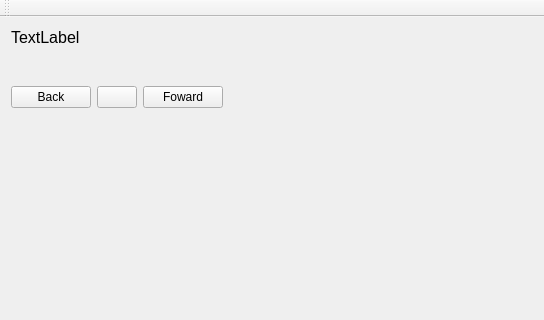
This is interfaz/mainwindow.ui in Ramaora/TPO as Qt 5 draws it before an edit; both pictures show x 0 to 544 and y 0 to 320 of the 813 by 478 pixel window. The edited form follows.
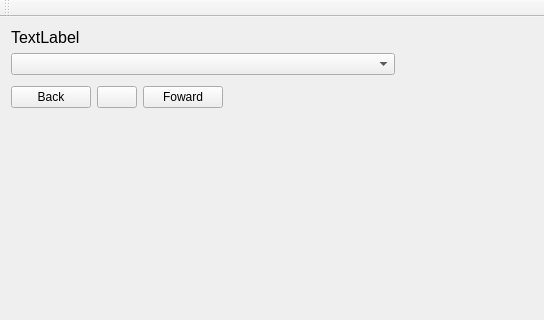
This is the edited form. Icons and pictures are not drawn.

Patch:
```diff
--- a/interfaz/mainwindow.ui
+++ b/interfaz/mainwindow.ui
@@ -44,6 +44,9 @@
          </property>
         </widget>
        </item>
+       <item>
+        <widget class="QComboBox" name="listacanciones"/>
+       </item>
        <item>
         <spacer name="verticalSpacer">
          <property name="orientation">
```
Left out of the diff: 4 changed lines with no effect on the pictures.
